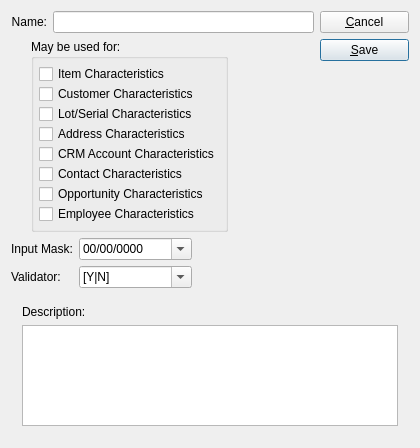
Qt form xtuple/trunk/guiclient/characteristic.ui (WooodHead/xtuple) before a commit.
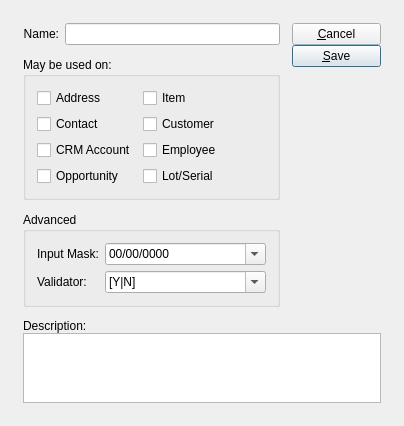
The same form after that commit. Custom widgets are drawn as their Qt base class.

Commit message: issue #9035:  Set blank "advanced" options by default and make sure blanks get saved as null.

Patch:
```diff
--- a/xtuple/trunk/guiclient/characteristic.ui
+++ b/xtuple/trunk/guiclient/characteristic.ui
@@ -13,19 +13,23 @@
    <rect>
     <x>0</x>
     <y>0</y>
-    <width>420</width>
-    <height>448</height>
+    <width>400</width>
+    <height>400</height>
    </rect>
   </property>
   <property name="windowTitle">
    <string>Characteristic</string>
   </property>
-  <layout class="QVBoxLayout" name="verticalLayout_2">
-   <item>
-    <layout class="QHBoxLayout">
-     <item>
-      <layout class="QVBoxLayout">
-       <item>
+  <layout class="QGridLayout" name="gridLayout_5">
+   <item row="0" column="0">
+    <layout class="QGridLayout" name="gridLayout_4">
+     <property name="margin">
+      <number>12</number>
+     </property>
+     <property name="spacing">
+      <number>12</number>
+     </property>
+     <item row="0" column="0">
         <layout class="QHBoxLayout">
          <item>
           <widget class="QLabel" name="_nameLit">
@@ -45,117 +49,11 @@
          </item>
         </layout>
        </item>
-       <item>
-        <layout class="QHBoxLayout">
-         <item>
-          <spacer>
-           <property name="orientation">
-            <enum>Qt::Horizontal</enum>
-           </property>
-           <property name="sizeType">
-            <enum>QSizePolicy::Fixed</enum>
-           </property>
-           <property name="sizeHint" stdset="0">
-            <size>
-             <width>20</width>
-             <height>163</height>
-            </size>
-           </property>
-          </spacer>
-         </item>
-         <item>
-          <widget class="QGroupBox" name="_useGroup">
-           <property name="title">
-            <string>May be used for:</string>
-           </property>
+     <item row="0" column="1" rowspan="3">
            <layout class="QVBoxLayout">
             <property name="spacing">
              <number>0</number>
             </property>
-            <property name="margin">
-             <number>5</number>
-            </property>
-            <item>
-             <widget class="QCheckBox" name="_items">
-              <property name="text">
-               <string>Item Characteristics</string>
-              </property>
-             </widget>
-            </item>
-            <item>
-             <widget class="QCheckBox" name="_customers">
-              <property name="text">
-               <string>Customer Characteristics</string>
-              </property>
-             </widget>
-            </item>
-            <item>
-             <widget class="QCheckBox" name="_lotSerial">
-              <property name="text">
-               <string>Lot/Serial Characteristics</string>
-              </property>
-             </widget>
-            </item>
-            <item>
-             <widget class="QCheckBox" name="_addresses">
-              <property name="text">
-               <string>Address Characteristics</string>
-              </property>
-             </widget>
-            </item>
-            <item>
-             <widget class="QCheckBox" name="_crmaccounts">
-              <property name="text">
-               <string>CRM Account Characteristics</string>
-              </property>
-             </widget>
-            </item>
-            <item>
-             <widget class="QCheckBox" name="_contacts">
-              <property name="text">
-               <string>Contact Characteristics</string>
-              </property>
-             </widget>
-            </item>
-            <item>
-             <widget class="QCheckBox" name="_opportunity">
-              <property name="text">
-               <string>Opportunity Characteristics</string>
-              </property>
-             </widget>
-            </item>
-            <item>
-             <widget class="QCheckBox" name="_employees">
-              <property name="text">
-               <string>Employee Characteristics</string>
-              </property>
-             </widget>
-            </item>
-           </layout>
-          </widget>
-         </item>
-         <item>
-          <spacer>
-           <property name="orientation">
-            <enum>Qt::Horizontal</enum>
-           </property>
-           <property name="sizeType">
-            <enum>QSizePolicy::Expanding</enum>
-           </property>
-           <property name="sizeHint" stdset="0">
-            <size>
-             <width>100</width>
-             <height>163</height>
-            </size>
-           </property>
-          </spacer>
-         </item>
-        </layout>
-       </item>
-      </layout>
-     </item>
-     <item>
-      <layout class="QVBoxLayout">
        <item>
         <widget class="QPushButton" name="_close">
          <property name="text">
@@ -194,9 +92,91 @@
        </item>
       </layout>
      </item>
-    </layout>
-   </item>
-   <item>
+     <item row="1" column="0">
+      <widget class="QGroupBox" name="_useGroup">
+       <property name="title">
+        <string>May be used on:</string>
+       </property>
+       <layout class="QGridLayout" name="gridLayout_2">
+        <item row="0" column="1">
+         <widget class="QCheckBox" name="_items">
+          <property name="text">
+           <string>Item</string>
+          </property>
+         </widget>
+        </item>
+        <item row="2" column="3">
+         <spacer name="horizontalSpacer_2">
+          <property name="orientation">
+           <enum>Qt::Horizontal</enum>
+          </property>
+          <property name="sizeHint" stdset="0">
+           <size>
+            <width>0</width>
+            <height>20</height>
+           </size>
+          </property>
+         </spacer>
+        </item>
+        <item row="0" column="0">
+         <widget class="QCheckBox" name="_addresses">
+          <property name="text">
+           <string>Address</string>
+          </property>
+         </widget>
+        </item>
+        <item row="2" column="0">
+         <widget class="QCheckBox" name="_contacts">
+          <property name="text">
+           <string>Contact</string>
+          </property>
+         </widget>
+        </item>
+        <item row="3" column="0">
+         <widget class="QCheckBox" name="_crmaccounts">
+          <property name="text">
+           <string>CRM Account</string>
+          </property>
+         </widget>
+        </item>
+        <item row="5" column="0">
+         <widget class="QCheckBox" name="_opportunity">
+          <property name="text">
+           <string>Opportunity</string>
+          </property>
+         </widget>
+        </item>
+        <item row="2" column="1">
+         <widget class="QCheckBox" name="_customers">
+          <property name="text">
+           <string>Customer</string>
+          </property>
+         </widget>
+        </item>
+        <item row="3" column="1">
+         <widget class="QCheckBox" name="_employees">
+          <property name="text">
+           <string>Employee</string>
+          </property>
+         </widget>
+        </item>
+        <item row="5" column="1">
+         <widget class="QCheckBox" name="_lotSerial">
+          <property name="text">
+           <string>Lot/Serial</string>
+          </property>
+         </widget>
+        </item>
+       </layout>
+      </widget>
+     </item>
+     <item row="2" column="0">
+      <widget class="QGroupBox" name="_advancedGroup">
+       <property name="title">
+        <string>Advanced</string>
+       </property>
+       <layout class="QGridLayout" name="gridLayout_3">
+        <item row="0" column="0">
     <layout class="QHBoxLayout" name="horizontalLayout">
      <item>
       <layout class="QGridLayout" name="gridLayout">
@@ -213,7 +193,7 @@
           <bool>true</bool>
          </property>
          <property name="allowNull">
-          <bool>false</bool>
+               <bool>true</bool>
          </property>
          <item>
           <property name="text">
@@ -222,12 +202,17 @@
          </item>
          <item>
           <property name="text">
-           <string>00000000.99</string>
+                <string>###-###-####</string>
           </property>
          </item>
          <item>
           <property name="text">
-           <string>xx-xxxx-xx</string>
+                <string>###-##-####</string>
+               </property>
+              </item>
+              <item>
+               <property name="text">
+                <string>00,000.00</string>
           </property>
          </item>
         </widget>
@@ -245,13 +230,18 @@
           <bool>true</bool>
          </property>
          <property name="allowNull">
-          <bool>false</bool>
+               <bool>true</bool>
          </property>
          <item>
           <property name="text">
            <string>[Y|N]</string>
           </property>
          </item>
+              <item>
+               <property name="text">
+                <string>\\S+</string>
+               </property>
+              </item>
          <item>
           <property name="text">
            <string>[1-9]\\d{0,3}</string>
@@ -259,7 +249,12 @@
          </item>
          <item>
           <property name="text">
-           <string>[A-C]\\d{5}[W-Z]</string>
+                <string>[A-Z]\\d{5}[1-9]</string>
+               </property>
+              </item>
+              <item>
+               <property name="text">
+                <string>www\\S?(\.(com|net|org)</string>
           </property>
          </item>
         </widget>
@@ -273,7 +268,7 @@
        </property>
        <property name="sizeHint" stdset="0">
         <size>
-         <width>40</width>
+              <width>0</width>
          <height>20</height>
         </size>
        </property>
@@ -281,21 +276,14 @@
      </item>
     </layout>
    </item>
-   <item>
-    <widget class="QFrame" name="frame">
-     <property name="sizePolicy">
-      <sizepolicy hsizetype="Preferred" vsizetype="Expanding">
-       <horstretch>0</horstretch>
-       <verstretch>1</verstretch>
-      </sizepolicy>
-     </property>
-     <property name="frameShape">
-      <enum>QFrame::NoFrame</enum>
-     </property>
-     <property name="frameShadow">
-      <enum>QFrame::Plain</enum>
-     </property>
-     <layout class="QVBoxLayout" name="verticalLayout">
+       </layout>
+      </widget>
+     </item>
+     <item row="3" column="0" colspan="2">
+      <layout class="QVBoxLayout" name="verticalLayout_2">
+       <property name="spacing">
+        <number>0</number>
+       </property>
       <item>
        <widget class="QLabel" name="_descriptionLit">
         <property name="text">
@@ -310,7 +298,8 @@
        <widget class="QTextEdit" name="_description"/>
       </item>
      </layout>
-    </widget>
+     </item>
+    </layout>
    </item>
   </layout>
  </widget>
```
Left out of the diff: 8 changed lines with no effect on the pictures. Lines whose indentation alone changed are shown as unchanged. The commit also changes 2 other files.
